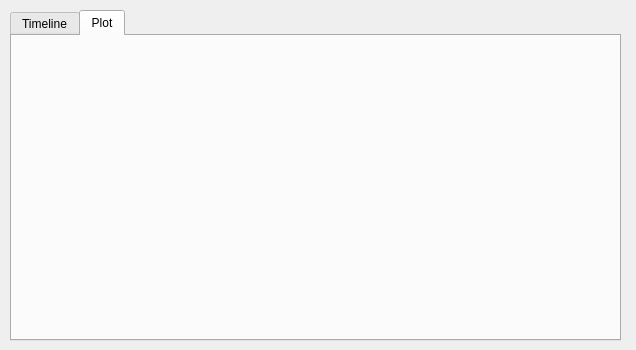
This is Caver4/ui/caver_analysis.ui in YaoYinYing/caver-pymol-plugin as Qt 5 draws it before an edit. The edited form follows.
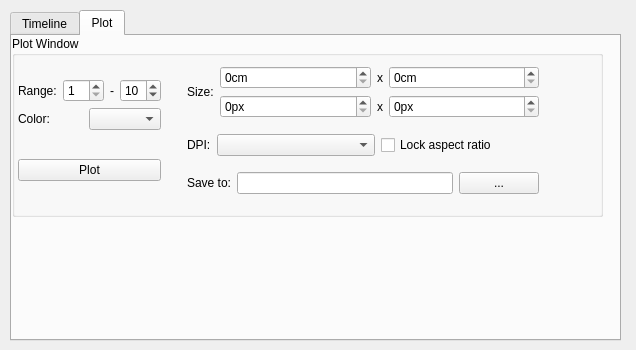
This is the edited form. The open tabs and pages were chosen to show the change.

The edit to the form file:
```diff
--- a/Caver4/ui/caver_analysis.ui
+++ b/Caver4/ui/caver_analysis.ui
@@ -35,7 +35,7 @@
     </rect>
    </property>
    <property name="currentIndex">
-    <number>0</number>
+    <number>1</number>
    </property>
    <widget class="QWidget" name="tabTimeline">
     <attribute name="title">
@@ -46,7 +46,7 @@
       <rect>
        <x>10</x>
        <y>0</y>
-       <width>451</width>
+       <width>581</width>
        <height>161</height>
       </rect>
      </property>
@@ -58,7 +58,7 @@
        <rect>
         <x>10</x>
         <y>30</y>
-        <width>425</width>
+        <width>561</width>
         <height>121</height>
        </rect>
       </property>
@@ -214,6 +214,13 @@
          </item>
         </layout>
        </item>
+       <item>
+        <widget class="Line" name="line">
+         <property name="orientation">
+          <enum>Qt::Vertical</enum>
+         </property>
+        </widget>
+       </item>
        <item>
         <layout class="QVBoxLayout" name="verticalLayout">
          <item>
@@ -590,45 +597,45 @@
       </layout>
      </widget>
     </widget>
+   </widget>
+   <widget class="QWidget" name="tabPlot">
+    <attribute name="title">
+     <string>Plot</string>
+    </attribute>
     <widget class="QGroupBox" name="groupBox_2">
      <property name="geometry">
       <rect>
-       <x>480</x>
+       <x>0</x>
        <y>0</y>
-       <width>120</width>
-       <height>161</height>
+       <width>591</width>
+       <height>181</height>
       </rect>
      </property>
      <property name="title">
       <string>Plot Window</string>
      </property>
-     <widget class="QWidget" name="layoutWidget">
+     <widget class="QWidget" name="">
       <property name="geometry">
        <rect>
-        <x>10</x>
-        <y>30</y>
-        <width>101</width>
-        <height>121</height>
+        <x>6</x>
+        <y>20</y>
+        <width>521</width>
+        <height>150</height>
        </rect>
       </property>
+      <layout class="QHBoxLayout" name="horizontalLayout_22">
+       <item>
       <layout class="QVBoxLayout" name="verticalLayout_3">
        <item>
         <layout class="QVBoxLayout" name="verticalLayout_4">
          <item>
           <layout class="QHBoxLayout" name="horizontalLayout_17">
            <item>
-            <widget class="QLabel" name="label_8">
-             <property name="sizePolicy">
-              <sizepolicy hsizetype="Maximum" vsizetype="Preferred">
-               <horstretch>0</horstretch>
-               <verstretch>0</verstretch>
-              </sizepolicy>
-             </property>
-             <property name="toolTip">
-              <string>Tunnel start </string>
-             </property>
+              <layout class="QHBoxLayout" name="horizontalLayout_3">
+               <item>
+                <widget class="QLabel" name="label_15">
              <property name="text">
-              <string>Start:</string>
+                  <string>Range:</string>
              </property>
             </widget>
            </item>
@@ -648,23 +655,16 @@
              </property>
             </widget>
            </item>
-          </layout>
-         </item>
          <item>
-          <layout class="QHBoxLayout" name="horizontalLayout_18">
-           <item>
-            <widget class="QLabel" name="label_9">
+                <widget class="QLabel" name="label_8">
              <property name="sizePolicy">
               <sizepolicy hsizetype="Maximum" vsizetype="Preferred">
                <horstretch>0</horstretch>
                <verstretch>0</verstretch>
               </sizepolicy>
              </property>
-             <property name="toolTip">
-              <string>Tunnel End</string>
-             </property>
              <property name="text">
-              <string>End:</string>
+                  <string>-</string>
              </property>
             </widget>
            </item>
@@ -689,6 +689,22 @@
         </layout>
        </item>
        <item>
+            <layout class="QHBoxLayout" name="horizontalLayout_18">
+             <item>
+              <widget class="QLabel" name="label_12">
+               <property name="text">
+                <string>Color:</string>
+               </property>
+              </widget>
+             </item>
+             <item>
+              <widget class="QComboBox" name="comboBox_plotColormap"/>
+             </item>
+            </layout>
+           </item>
+          </layout>
+         </item>
+         <item>
         <widget class="QPushButton" name="pushButton_tunnelPlot">
          <property name="sizePolicy">
           <sizepolicy hsizetype="Preferred" vsizetype="Fixed">
@@ -702,13 +718,194 @@
         </widget>
        </item>
       </layout>
-     </widget>
-    </widget>
-   </widget>
-   <widget class="QWidget" name="tabPlot">
-    <attribute name="title">
-     <string>Plot</string>
-    </attribute>
+       </item>
+       <item>
+        <spacer name="verticalSpacer">
+         <property name="orientation">
+          <enum>Qt::Vertical</enum>
+         </property>
+         <property name="sizeHint" stdset="0">
+          <size>
+           <width>20</width>
+           <height>40</height>
+          </size>
+         </property>
+        </spacer>
+       </item>
+       <item>
+        <layout class="QVBoxLayout" name="verticalLayout_6">
+         <item>
+          <layout class="QHBoxLayout" name="horizontalLayout_11">
+           <item>
+            <widget class="QLabel" name="label_11">
+             <property name="sizePolicy">
+              <sizepolicy hsizetype="Maximum" vsizetype="Preferred">
+               <horstretch>0</horstretch>
+               <verstretch>0</verstretch>
+              </sizepolicy>
+             </property>
+             <property name="text">
+              <string>Size:</string>
+             </property>
+            </widget>
+           </item>
+           <item>
+            <layout class="QVBoxLayout" name="verticalLayout_5">
+             <item>
+              <layout class="QHBoxLayout" name="horizontalLayout_21">
+               <item>
+                <widget class="QSpinBox" name="spinBox_imageSizeWidthCm">
+                 <property name="sizePolicy">
+                  <sizepolicy hsizetype="Preferred" vsizetype="Fixed">
+                   <horstretch>0</horstretch>
+                   <verstretch>0</verstretch>
+                  </sizepolicy>
+                 </property>
+                 <property name="suffix">
+                  <string>cm</string>
+                 </property>
+                 <property name="maximum">
+                  <number>9999</number>
+                 </property>
+                </widget>
+               </item>
+               <item>
+                <widget class="QLabel" name="label_13">
+                 <property name="sizePolicy">
+                  <sizepolicy hsizetype="Maximum" vsizetype="Preferred">
+                   <horstretch>0</horstretch>
+                   <verstretch>0</verstretch>
+                  </sizepolicy>
+                 </property>
+                 <property name="text">
+                  <string>x</string>
+                 </property>
+                </widget>
+               </item>
+               <item>
+                <widget class="QSpinBox" name="spinBox_imageSizeHightCm">
+                 <property name="sizePolicy">
+                  <sizepolicy hsizetype="Preferred" vsizetype="Fixed">
+                   <horstretch>0</horstretch>
+                   <verstretch>0</verstretch>
+                  </sizepolicy>
+                 </property>
+                 <property name="suffix">
+                  <string>cm</string>
+                 </property>
+                 <property name="maximum">
+                  <number>9999</number>
+                 </property>
+                </widget>
+               </item>
+              </layout>
+             </item>
+             <item>
+              <layout class="QHBoxLayout" name="horizontalLayout_20">
+               <item>
+                <widget class="QSpinBox" name="spinBox_imageSizeHightPx">
+                 <property name="sizePolicy">
+                  <sizepolicy hsizetype="Preferred" vsizetype="Fixed">
+                   <horstretch>0</horstretch>
+                   <verstretch>0</verstretch>
+                  </sizepolicy>
+                 </property>
+                 <property name="suffix">
+                  <string>px</string>
+                 </property>
+                 <property name="maximum">
+                  <number>9999</number>
+                 </property>
+                </widget>
+               </item>
+               <item>
+                <widget class="QLabel" name="label_14">
+                 <property name="sizePolicy">
+                  <sizepolicy hsizetype="Maximum" vsizetype="Preferred">
+                   <horstretch>0</horstretch>
+                   <verstretch>0</verstretch>
+                  </sizepolicy>
+                 </property>
+                 <property name="text">
+                  <string>x</string>
+                 </property>
+                </widget>
+               </item>
+               <item>
+                <widget class="QSpinBox" name="spinBox_imageSizeWidthPx">
+                 <property name="sizePolicy">
+                  <sizepolicy hsizetype="Preferred" vsizetype="Fixed">
+                   <horstretch>0</horstretch>
+                   <verstretch>0</verstretch>
+                  </sizepolicy>
+                 </property>
+                 <property name="suffix">
+                  <string>px</string>
+                 </property>
+                 <property name="maximum">
+                  <number>9999</number>
+                 </property>
+                </widget>
+               </item>
+              </layout>
+             </item>
+            </layout>
+           </item>
+          </layout>
+         </item>
+         <item>
+          <layout class="QHBoxLayout" name="horizontalLayout_19">
+           <item>
+            <widget class="QLabel" name="label_10">
+             <property name="sizePolicy">
+              <sizepolicy hsizetype="Maximum" vsizetype="Preferred">
+               <horstretch>0</horstretch>
+               <verstretch>0</verstretch>
+              </sizepolicy>
+             </property>
+             <property name="text">
+              <string>DPI:</string>
+             </property>
+            </widget>
+           </item>
+           <item>
+            <widget class="QComboBox" name="comboBox_DPI"/>
+           </item>
+           <item>
+            <widget class="QCheckBox" name="checkBox">
+             <property name="text">
+              <string>Lock aspect ratio</string>
+             </property>
+            </widget>
+           </item>
+          </layout>
+         </item>
+         <item>
+          <layout class="QHBoxLayout" name="horizontalLayout_8">
+           <item>
+            <widget class="QLabel" name="label_9">
+             <property name="text">
+              <string>Save to:</string>
+             </property>
+            </widget>
+           </item>
+           <item>
+            <widget class="QLineEdit" name="lineEdit"/>
+           </item>
+           <item>
+            <widget class="QPushButton" name="pushButton_openSaveImage">
+             <property name="text">
+              <string>...</string>
+             </property>
+            </widget>
+           </item>
+          </layout>
+         </item>
+        </layout>
+       </item>
+      </layout>
+     </widget>
+    </widget>
    </widget>
   </widget>
   <widget class="QWidget" name="layoutWidget">
```
Lines whose indentation alone changed are shown as unchanged.
